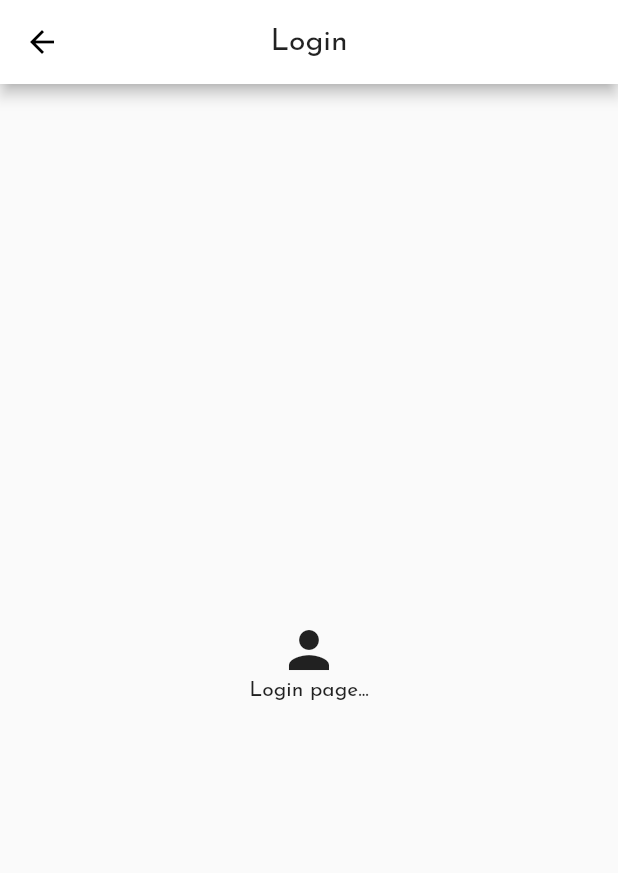
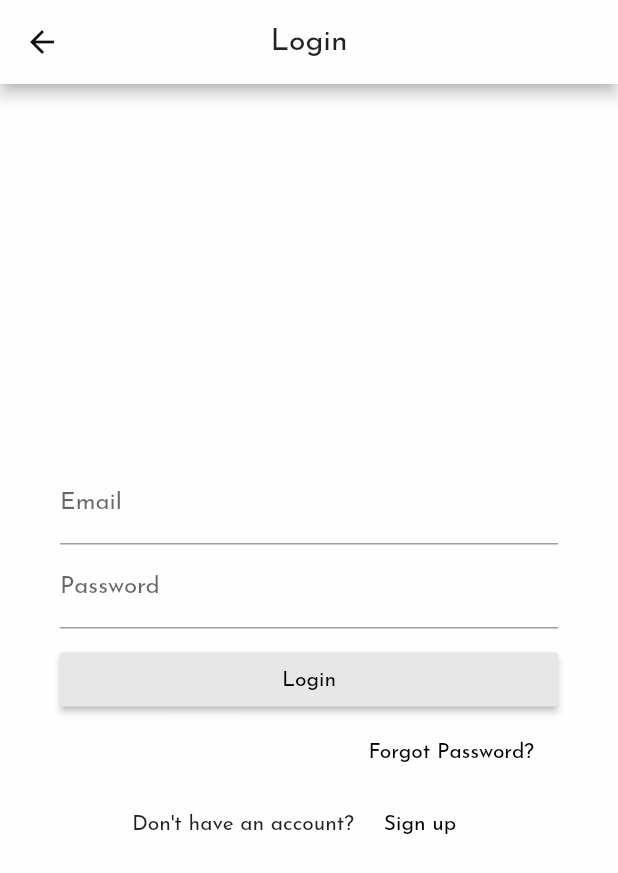
Before and after one commit to rinald/cafeteria, a Flutter app: the screen it shows after launch, after a tap on "Login", on a phone screen of 412 x 824 dp. Shown: the top 873 px of the screen. Run offline on Flutter 3.47's test engine with Material 2 defaults, Android fonts, the light colour scheme and no system bars; our stand-ins replace outline_material_icons.

Commit message:
Work on theming

```diff
--- a/lib/app.dart
+++ b/lib/app.dart
@@ -3,7 +3,6 @@ import 'package:flutter/material.dart';
 import 'package:provider/provider.dart';
 
 import './screens/screens.dart';
-// import './blocs/theme_bloc.dart';
 import './themes.dart';
 
 class _App extends StatelessWidget {
@@ -27,8 +26,6 @@ class _App extends StatelessWidget {
 }
 
 class App extends StatelessWidget {
-  // final _themeBloc = ThemeBloc();
-
   @override
   Widget build(BuildContext context) {
     return ChangeNotifierProvider.value(
--- /dev/null
+++ b/lib/colors.dart
@@ -0,0 +1,10 @@
+import 'package:flutter/material.dart';
+
+const lightPrimary = Color(0xfffefefe);
+const lightPrimaryDark = Color(0xffe7e7e7);
+const lightAccent = Color(0xff101010);
+
+const darkPrimary = Color(0xff101010);
+const darkPrimaryDark = Color(0xff0a0a0a);
+const darkPrimaryLight = Color(0xff1f1f1f);
+const darkAccent = Color(0xfffefefe);
--- a/lib/screens/home_screen.dart
+++ b/lib/screens/home_screen.dart
@@ -38,6 +38,7 @@ class BottomBar extends StatelessWidget {
     final _index = Provider.of<ValueNotifier<int>>(context);
 
     return BottomNavigationBar(
+      backgroundColor: Theme.of(context).primaryColor,
       currentIndex: _index.value,
       selectedItemColor: Theme.of(context).accentColor,
       onTap: (int index) => _index.value = index,
@@ -113,7 +114,6 @@ class HomeScreen extends StatelessWidget {
       value: ValueNotifier(0),
       child: Scaffold(
         appBar: AppBar(
-          // brightness: Brightness.light,
           centerTitle: true,
           title: Text('Cafeteria'),
           actions: <Widget>[
--- a/lib/screens/login_screen.dart
+++ b/lib/screens/login_screen.dart
@@ -1,6 +1,9 @@
 import 'package:flutter/material.dart';
 
 class LoginScreen extends StatelessWidget {
+  final _emailController = TextEditingController();
+  final _passwordController = TextEditingController();
+
   @override
   Widget build(BuildContext context) {
     return Scaffold(
@@ -8,15 +11,61 @@ class LoginScreen extends StatelessWidget {
         centerTitle: true,
         title: Text('Login'),
       ),
-      body: Center(
+      body: Container(
+        margin: EdgeInsets.symmetric(
+          horizontal: 40,
+        ),
         child: Column(
           mainAxisAlignment: MainAxisAlignment.center,
           children: <Widget>[
-            Icon(
-              Icons.person,
-              size: 40,
+            TextFormField(
+              controller: _emailController,
+              decoration: InputDecoration(
+                labelText: 'Email',
+              ),
             ),
-            Text('Login page...')
+            TextFormField(
+              controller: _passwordController,
+              obscureText: true,
+              decoration: InputDecoration(
+                labelText: 'Password',
+              ),
+            ),
+            SizedBox(
+              height: 10,
+            ),
+            Container(
+              width: double.infinity,
+              child: RaisedButton(
+                // color: Colors.black,
+                // textColor: Colors.white,
+                child: Text('Login'),
+                onPressed: () {
+                  print('Pressed!');
+                },
+              ),
+            ),
+            Container(
+              alignment: Alignment.centerRight,
+              child: FlatButton(
+                child: Text('Forgot Password?'),
+                onPressed: () {
+                  print('You forgot your password.');
+                },
+              ),
+            ),
+            Row(
+              mainAxisAlignment: MainAxisAlignment.center,
+              children: <Widget>[
+                Text("Don't have an account?"),
+                FlatButton(
+                  child: Text('Sign up'),
+                  onPressed: () {
+                    print('Sign up...');
+                  },
+                ),
+              ],
+            ),
           ],
         ),
       ),
--- a/lib/screens/settings_screen.dart
+++ b/lib/screens/settings_screen.dart
@@ -1,8 +1,6 @@
 import 'package:flutter/material.dart';
 
 import 'package:provider/provider.dart';
-
-// import '../blocs/theme_bloc.dart';
 
 class SettingsScreen extends StatelessWidget {
   @override
@@ -20,18 +18,21 @@ class SettingsScreen extends StatelessWidget {
             title: Text('Theme'),
           ),
           RadioListTile(
+            activeColor: Theme.of(context).accentColor,
             title: Text('System default'),
             value: ThemeMode.system,
             groupValue: _themeMode.value,
             onChanged: (ThemeMode mode) => _themeMode.value = mode,
           ),
           RadioListTile(
+            activeColor: Theme.of(context).accentColor,
             title: Text('Light'),
             value: ThemeMode.light,
             groupValue: _themeMode.value,
             onChanged: (ThemeMode mode) => _themeMode.value = mode,
           ),
           RadioListTile(
+            activeColor: Theme.of(context).accentColor,
             title: Text('Dark'),
             value: ThemeMode.dark,
             groupValue: _themeMode.value,
--- a/lib/themes.dart
+++ b/lib/themes.dart
@@ -1,29 +1,44 @@
 import 'package:flutter/material.dart';
+
+import './colors.dart';
+
+final baseLightTheme = ThemeData.light();
+final baseDarkTheme = ThemeData.dark();
 
 final lightTheme = ThemeData(
   fontFamily: 'JosefinSans',
   brightness: Brightness.light,
-  primaryColor: Colors.white,
-  primaryColorDark: Colors.white,
-  accentColor: Colors.black,
-  // appBarTheme: _appBarTheme,
+  primaryColor: lightPrimary,
+  primaryColorDark: lightPrimaryDark,
+  accentColor: lightAccent,
+  buttonTheme: baseLightTheme.buttonTheme.copyWith(
+    colorScheme: baseLightTheme.buttonTheme.colorScheme.copyWith(
+      primary: lightAccent,
+    ),
+    textTheme: ButtonTextTheme.primary,
+    buttonColor: lightPrimaryDark,
+  ),
+  scaffoldBackgroundColor: lightPrimary,
+  primaryIconTheme: IconThemeData(
+    color: lightAccent,
+  ),
 );
 
 final darkTheme = ThemeData(
   fontFamily: 'JosefinSans',
   brightness: Brightness.dark,
-  primarySwatch: Colors.grey,
-  accentColor: Colors.white,
-  // appBarTheme: _appBarTheme,
+  primaryColor: darkPrimary,
+  primaryColorDark: darkPrimaryDark,
+  accentColor: darkAccent,
+  buttonTheme: baseLightTheme.buttonTheme.copyWith(
+    colorScheme: baseLightTheme.buttonTheme.colorScheme.copyWith(
+      primary: darkAccent,
+    ),
+    textTheme: ButtonTextTheme.primary,
+    buttonColor: darkPrimaryDark,
+  ),
+  scaffoldBackgroundColor: darkPrimaryLight,
+  primaryIconTheme: IconThemeData(
+    color: darkAccent,
+  ),
 );
-
-// final _appBarTheme = AppBarTheme(
-//   textTheme: TextTheme(
-//     title: TextStyle(
-//       color: Colors.black,
-//       fontFamily: 'JosefinSans',
-//       fontWeight: FontWeight.bold,
-//       fontSize: 24,
-//     ),
-//   ),
-// );
```
Also changed, not shown: 1 other file.
